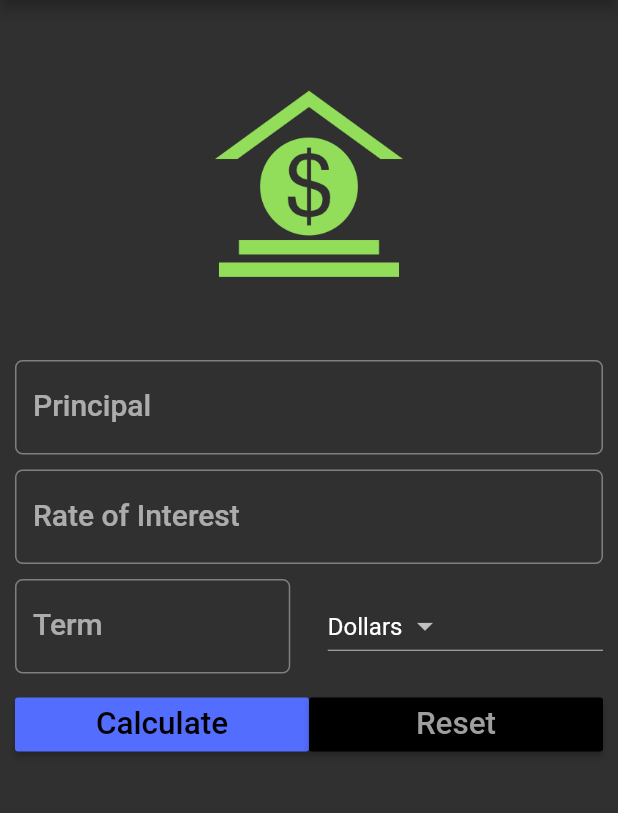
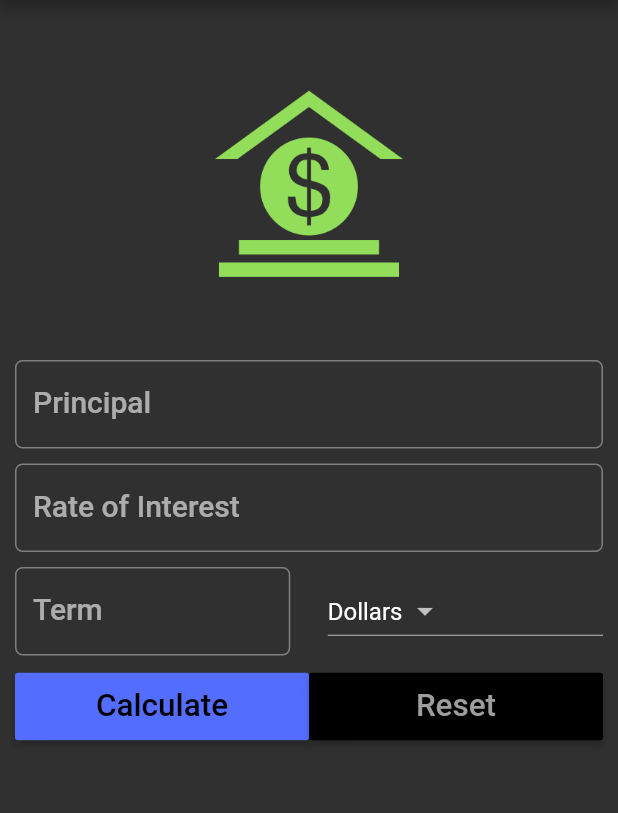
Before and after one commit to idlevandal/simple_interest_calc, a Flutter app: the screen it shows after launch, on a phone screen of 412 x 824 dp, the part 84-897 px from its top. Run offline on Flutter 3.47's test engine with Material 2 defaults, Android fonts, the phone set to English and light mode, and no system bars.

Commit message:
update padding on text inputs & buttons

```diff
--- a/lib/main.dart
+++ b/lib/main.dart
@@ -71,6 +71,7 @@ class _MyHomePageState extends State<MyHomePage> {
                       return value.isEmpty ? 'Please enter prinicpal amount!' : null;
                     },
                     decoration: InputDecoration(
+                      contentPadding: EdgeInsets.symmetric(vertical: 18.0, horizontal: 12.0),
                         labelText: 'Principal',
                         hintText: 'Enter Principal e.g. 1',
                         errorStyle: TextStyle(
@@ -91,6 +92,7 @@ class _MyHomePageState extends State<MyHomePage> {
                       return value.isEmpty ? 'Please enter interest rate' : null;
                     },
                     decoration: InputDecoration(
+                        contentPadding: EdgeInsets.symmetric(vertical: 18.0, horizontal: 12.0),
                         labelText: 'Rate of Interest',
                         hintText: 'In percent',
                         errorStyle: TextStyle(
@@ -113,6 +115,7 @@ class _MyHomePageState extends State<MyHomePage> {
                             return value.isEmpty ? 'Please enter the term' : null;
                           },
                           decoration: InputDecoration(
+                              contentPadding: EdgeInsets.symmetric(vertical: 18.0, horizontal: 12.0),
                               labelText: 'Term',
                               hintText: 'Time in years',
                               errorStyle: TextStyle(
@@ -150,6 +153,7 @@ class _MyHomePageState extends State<MyHomePage> {
                   children: <Widget>[
                     Expanded(
                       child: RaisedButton(
+                        padding: EdgeInsets.symmetric(vertical: 10.0),
                         color: Theme.of(context).accentColor,
                         textColor: Theme.of(context).primaryColorDark,
                         child: Text(
@@ -167,6 +171,7 @@ class _MyHomePageState extends State<MyHomePage> {
                     ),
                     Expanded(
                       child: RaisedButton(
+                        padding: EdgeInsets.symmetric(vertical: 10.0),
                         color: Theme.of(context).primaryColorDark,
                         textColor: Theme.of(context).primaryColorLight,
                         child: Text(
```
